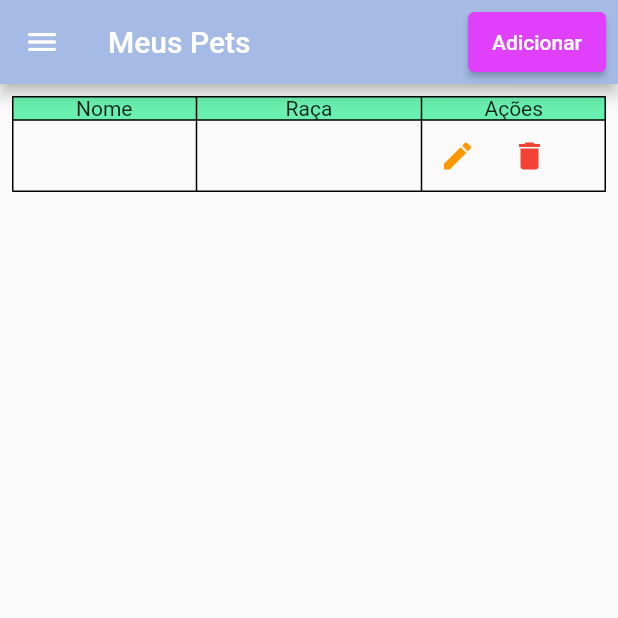
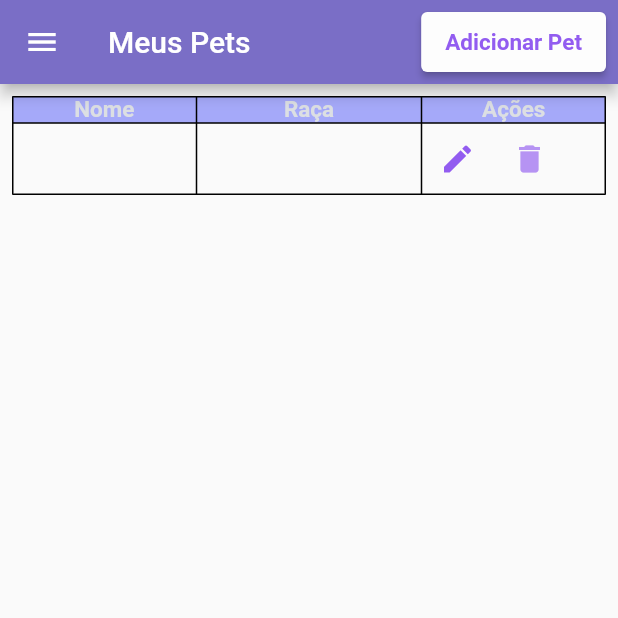
Before and after one commit to gustavojacob0/PasseioAUmigo, a Flutter app: the AddPage screen opened directly, after a tap on "Salvar", on a phone screen of 412 x 824 dp, the top half of it. Run offline on Flutter 3.47's test engine with Material 2 defaults, Android fonts, the phone set to English and light mode, and no system bars; our stand-ins replace cloud_firestore, email_validator, firebase_auth, firebase_core, firebase_storage, get and 2 more; accounts and stored records are empty; network calls fail.

Commit message:
Changes to be committed: 	modified:   lib/Screens/homepage/components/add.dart 	modified:   lib/Screens/homepage/components/agendamento.dart 	modified:   lib/Screens/homepage/components/avaliacao.dart 	modified:   lib/Screens/homepage/components/constraints.dart/textfield.dart 	modified:   lib/Screens/homepage/components/constraints.dart/textstyle.dart 	modified:   lib/Screens/homepage/components/dicas.dart 	modified:   lib/Screens/homepage/components/edit.dart 	modified:   lib/Screens/homepage/components/home_page_body.dart 	modified:   lib/Screens/homepage/components/sobre.dart 	modified:   lib/Screens/login/components/login_body.dart 	modified:   lib/Screens/signup/components/flow_one.dart 	modified:   lib/Screens/signup/components/resetpassword.dart 	modified:   lib/Screens/signup/components/sign_up_body.dart 	modified:   lib/api/firebase_api.dart 	modified:   lib/components/my_textfield.dart 	modified:   lib/controller/sign_up_controller.dart 	modified:   lib/firebase_options.dart

```diff
--- a/lib/Screens/homepage/components/add.dart
+++ b/lib/Screens/homepage/components/add.dart
@@ -10,21 +10,17 @@ class AddPage extends StatefulWidget {
 }
 
 class _AddPageState extends State<AddPage> {
-  //form key
   final _formkey = GlobalKey<FormState>();
-  // text for textfield
   String nome = '';
   String especie = '';
   String raca = '';
   String sexo = '';
   String observacao = '';
-  // textfield
   final nomeController = TextEditingController();
   final especieController = TextEditingController();
   final racaController = TextEditingController();
   final sexoController = TextEditingController();
   final observacaoController = TextEditingController();
-  //Clearing Text
   _clearText() {
     nomeController.clear();
     especieController.clear();
@@ -33,17 +29,20 @@ class _AddPageState extends State<AddPage> {
     observacaoController.clear();
   }
 
-  //Resigtering Users
-  CollectionReference addUser =
-      FirebaseFirestore.instance.collection('Animal');
+  CollectionReference addUser = FirebaseFirestore.instance.collection('Animal');
   Future<void> _registerUser() {
     return addUser
-        .add({'nome': nome, 'especie': especie, 'raca': raca, 'sexo': sexo, 'observacao': observacao})
+        .add({
+          'nome': nome,
+          'especie': especie,
+          'raca': raca,
+          'sexo': sexo,
+          'observacao': observacao
+        })
         .then((value) => print('Pet Adicionado'))
-        .catchError((_) => print('Erro para adiconar Pet'));
+        .catchError((_) => print('Erro para adicionar Pet'));
   }
 
-  //Disposing Textfield
   @override
   void dispose() {
     nomeController.dispose();
@@ -58,6 +57,7 @@ class _AddPageState extends State<AddPage> {
   Widget build(BuildContext context) {
     return Scaffold(
       appBar: AppBar(
+        backgroundColor: Color.fromARGB(255, 122, 110, 198),
         title: const Text('Adicionar'),
       ),
       body: Form(
@@ -76,11 +76,11 @@ class _AddPageState extends State<AddPage> {
               controller: racaController,
               labettxt: 'Raça',
             ),
-             CustomTextEditField(
+            CustomTextEditField(
               controller: sexoController,
               labettxt: 'Sexo',
             ),
-             CustomTextEditField(
+            CustomTextEditField(
               controller: observacaoController,
               labettxt: 'Observação',
             ),
@@ -103,14 +103,16 @@ class _AddPageState extends State<AddPage> {
                     }
                   },
                   style: ButtonStyle(
-                    backgroundColor: MaterialStateProperty.all(Colors.blueAccent),
+                    backgroundColor: MaterialStateProperty.all(
+                        const Color.fromARGB(255, 146, 92, 240)),
                   ),
                   child: const Text('Salvar'),
                 ),
                 ElevatedButton(
                   onPressed: _clearText,
                   style: ButtonStyle(
-                    backgroundColor: MaterialStateProperty.all(Colors.orangeAccent),
+                    backgroundColor: MaterialStateProperty.all(
+                        const Color.fromARGB(255, 146, 92, 240)),
                   ),
                   child: const Text('Limpar'),
                 ),
--- a/lib/Screens/homepage/components/agendamento.dart
+++ b/lib/Screens/homepage/components/agendamento.dart
@@ -82,7 +82,6 @@ class _AgendamentoState extends State<Agendamento> {
             SizedBox(height: 20),
             ElevatedButton(
               onPressed: () {
-                // Implementar a lógica de agendamento aqui
                 print('Nome do Animal: $nomeAnimal');
                 print('Data e Hora do Passeio: $dataHoraPasseio');
               },
@@ -96,5 +95,5 @@ class _AgendamentoState extends State<Agendamento> {
 }
 
 void main() => runApp(MaterialApp(
-  home: Agendamento(),
-));
+      home: Agendamento(),
+    ));
--- a/lib/Screens/homepage/components/avaliacao.dart
+++ b/lib/Screens/homepage/components/avaliacao.dart
@@ -67,7 +67,6 @@ class _AvaliacaoState extends State<Avaliacao> {
             ),
             ElevatedButton(
               onPressed: () {
-                // Implemente a lógica para enviar a avaliação e comentários
                 print('Avaliação: $_rating estrelas');
                 print('Comentários: $_comment');
               },
--- a/lib/Screens/homepage/components/constraints.dart/textstyle.dart
+++ b/lib/Screens/homepage/components/constraints.dart/textstyle.dart
@@ -29,15 +29,6 @@ class CustomTextEditField extends StatelessWidget {
         ),
         controller: controller,
         obscureText: visibility,
-        /*validator: (val) {
-          if (val == null || val.isEmpty) {
-            return 'Please Fill $labettxt';
-          }
-          if (valid && !val.contains('@')) {
-            return 'Please Enter Valid Email';
-          }
-          return null;
-        },*/
       ),
     );
   }
--- a/lib/Screens/homepage/components/edit.dart
+++ b/lib/Screens/homepage/components/edit.dart
@@ -45,7 +45,6 @@ class _EditPageState extends State<EditPage> {
               child: CircularProgressIndicator(),
             );
           }
-          //Getting Data From FireStore
           var data = snapshot.data?.data();
           var nome = data!['nome'];
           var especie = data['especie'];
--- a/lib/Screens/homepage/components/home_page_body.dart
+++ b/lib/Screens/homepage/components/home_page_body.dart
@@ -22,10 +22,8 @@ class HomePage extends StatefulWidget {
 }
 
 class _HomePageState extends State<HomePage> {
-  // Getting Student all Records
   final Stream<QuerySnapshot> studentRecords =
       FirebaseFirestore.instance.collection('Animal').snapshots();
-  // For Deleting Users
   CollectionReference delUser = FirebaseFirestore.instance.collection('Animal');
   Future<void> _delete(id) {
     return delUser
@@ -48,7 +46,6 @@ class _HomePageState extends State<HomePage> {
               child: CircularProgressIndicator(),
             );
           }
-          // Storing Data
           final List firebaseData = [];
           snapshot.data?.docs.map((DocumentSnapshot documentSnapshot) {
             Map store = documentSnapshot.data() as Map<String, dynamic>;
@@ -59,14 +56,15 @@ class _HomePageState extends State<HomePage> {
           var txt2;
           return Scaffold(
               appBar: AppBar(
+                backgroundColor: Color.fromARGB(255, 122, 110, 198),
                 title: Text('Meus Pets'),
                 actions: [
                   Padding(
                     padding: const EdgeInsets.all(8.0),
                     child: ElevatedButton(
                       style: ButtonStyle(
-                        backgroundColor:
-                            MaterialStateProperty.all(Colors.purpleAccent),
+                        backgroundColor: MaterialStateProperty.all(
+                            Color.fromARGB(255, 253, 253, 253)),
                       ),
                       onPressed: () {
                         Navigator.push(
@@ -76,7 +74,14 @@ class _HomePageState extends State<HomePage> {
                           ),
                         );
                       },
-                      child: const Text('Adicionar'),
+                      child: const Text(
+                        'Adicionar Pet',
+                        style: TextStyle(
+                          fontSize: 15,
+                          fontWeight: FontWeight.bold,
+                          color: Color.fromARGB(255, 146, 92, 240),
+                        ),
+                      ),
                     ),
                   )
                 ],
@@ -95,33 +100,45 @@ class _HomePageState extends State<HomePage> {
                         children: [
                           TableCell(
                             child: Container(
-                              color: Colors.greenAccent,
+                              color: Color.fromARGB(255, 165, 169, 249),
                               child: Center(
                                 child: Text(
                                   'Nome',
-                                  style: txt,
+                                  style: TextStyle(
+                                    fontSize: 15,
+                                    fontWeight: FontWeight.bold,
+                                    color: Color.fromARGB(255, 220, 223, 227),
+                                  ),
                                 ),
                               ),
                             ),
                           ),
                           TableCell(
                             child: Container(
-                              color: Colors.greenAccent,
+                              color: Color.fromARGB(255, 165, 169, 249),
                               child: Center(
                                 child: Text(
                                   'Raça',
-                                  style: txt,
+                                  style: TextStyle(
+                                    fontSize: 15,
+                                    fontWeight: FontWeight.bold,
+                                    color: Color.fromARGB(255, 220, 223, 227),
+                                  ),
                                 ),
                               ),
                             ),
                           ),
                           TableCell(
                             child: Container(
-                              color: Colors.greenAccent,
+                              color: Color.fromARGB(255, 165, 169, 249),
                               child: Center(
                                 child: Text(
                                   'Ações',
-                                  style: txt,
+                                  style: TextStyle(
+                                    fontSize: 15,
+                                    fontWeight: FontWeight.bold,
+                                    color: Color.fromARGB(255, 220, 223, 227),
+                                  ),
                                 ),
                               ),
                             ),
@@ -167,17 +184,16 @@ class _HomePageState extends State<HomePage> {
                                     },
                                     icon: const Icon(
                                       Icons.edit,
-                                      color: Colors.orange,
+                                      color: Color.fromARGB(255, 146, 92, 240),
                                     ),
                                   ),
                                   IconButton(
                                     onPressed: () {
                                       _delete(firebaseData[i]['id']);
-                                      //print(firebaseData);
                                     },
                                     icon: const Icon(
                                       Icons.delete,
-                                      color: Colors.red,
+                                      color: Color.fromARGB(255, 182, 147, 243),
                                     ),
                                   ),
                                 ],
@@ -185,7 +201,7 @@ class _HomePageState extends State<HomePage> {
                             ),
                           ],
                         ),
-                      ], //this is loop
+                      ],
                     ],
                   ),
                 ),
@@ -200,8 +216,7 @@ class _HomePageState extends State<HomePage> {
                       onTap: () {
                         Navigator.pushReplacement(
                           context,
-                          MaterialPageRoute(
-                              builder: (context) => HomePage()),
+                          MaterialPageRoute(builder: (context) => HomePage()),
                         );
                       },
                     ),
@@ -211,7 +226,8 @@ class _HomePageState extends State<HomePage> {
                       onTap: () {
                         Navigator.push(
                           context,
-                          MaterialPageRoute(builder: (context) => Passeadores()),
+                          MaterialPageRoute(
+                              builder: (context) => Passeadores()),
                         );
                       },
                     ),
@@ -221,7 +237,8 @@ class _HomePageState extends State<HomePage> {
                       onTap: () {
                         Navigator.push(
                           context,
-                          MaterialPageRoute(builder: (context) => Agendamento()),
+                          MaterialPageRoute(
+                              builder: (context) => Agendamento()),
                         );
                       },
                     ),
@@ -251,7 +268,8 @@ class _HomePageState extends State<HomePage> {
                       onTap: () {
                         Navigator.push(
                           context,
-                          MaterialPageRoute(builder: (context) => Notificacao()),
+                          MaterialPageRoute(
+                              builder: (context) => Notificacao()),
                         );
                       },
                     ),
@@ -265,7 +283,7 @@ class _HomePageState extends State<HomePage> {
                         );
                       },
                     ),
-                     ListTile(
+                    ListTile(
                       leading: Icon(Icons.book),
                       title: Text('Sobre'),
                       onTap: () {
--- a/lib/Screens/homepage/components/sobre.dart
+++ b/lib/Screens/homepage/components/sobre.dart
@@ -13,7 +13,7 @@ class _SobreState extends State<Sobre> {
     return Scaffold(
       appBar: AppBar(
         title: Text('Sobre o Aplicativo'),
-        backgroundColor: Color(0xFFA5BBE5), // Cor de fundo da barra #A5BBE5
+        backgroundColor: Color(0xFFA5BBE5),
       ),
       body: Padding(
         padding: const EdgeInsets.all(16),
@@ -99,8 +99,8 @@ class _SobreState extends State<Sobre> {
                       style: TextStyle(
                         fontSize: 20,
                       ),
-                  ),]
                     ),
+                  ]),
             ),
           ],
         ),
--- a/lib/api/firebase_api.dart
+++ b/lib/api/firebase_api.dart
@@ -1,17 +1,12 @@
 import 'dart:io';
-
 import 'package:firebase_storage/firebase_storage.dart';
 
 class FirebaseApi {
   static UploadTask? uploadFile(String destination, File file) {
     try {
-      // Create a Reference to the file
       Reference ref = FirebaseStorage.instance.ref(destination);
-
-      // Create a task to upload the file
       return ref.putFile(file);
     } on FirebaseException catch (e) {
-      // e.g, e.code == 'canceled'
       return null;
     }
   }
--- a/lib/components/my_textfield.dart
+++ b/lib/components/my_textfield.dart
@@ -1,5 +1,3 @@
-// ignore_for_file: prefer_typing_uninitialized_variables
-
 import 'package:flutter/material.dart';
 import 'package:google_fonts/google_fonts.dart';
 import 'package:hexcolor/hexcolor.dart';
```
Also changed, not shown: lib/Screens/homepage/components/constraints.dart/textfield.dart (+0 -9 lines), lib/Screens/homepage/components/dicas.dart (+6 -5 lines), lib/Screens/login/components/login_body.dart (+14 -7 lines), lib/Screens/signup/components/flow_one.dart (+2 -10 lines), lib/Screens/signup/components/resetpassword.dart (+4 -4 lines), lib/Screens/signup/components/sign_up_body.dart (+5 -6 lines), lib/controller/sign_up_controller.dart (+3 -10 lines), lib/firebase_options.dart. Lines whose indentation alone changed are shown as unchanged.
